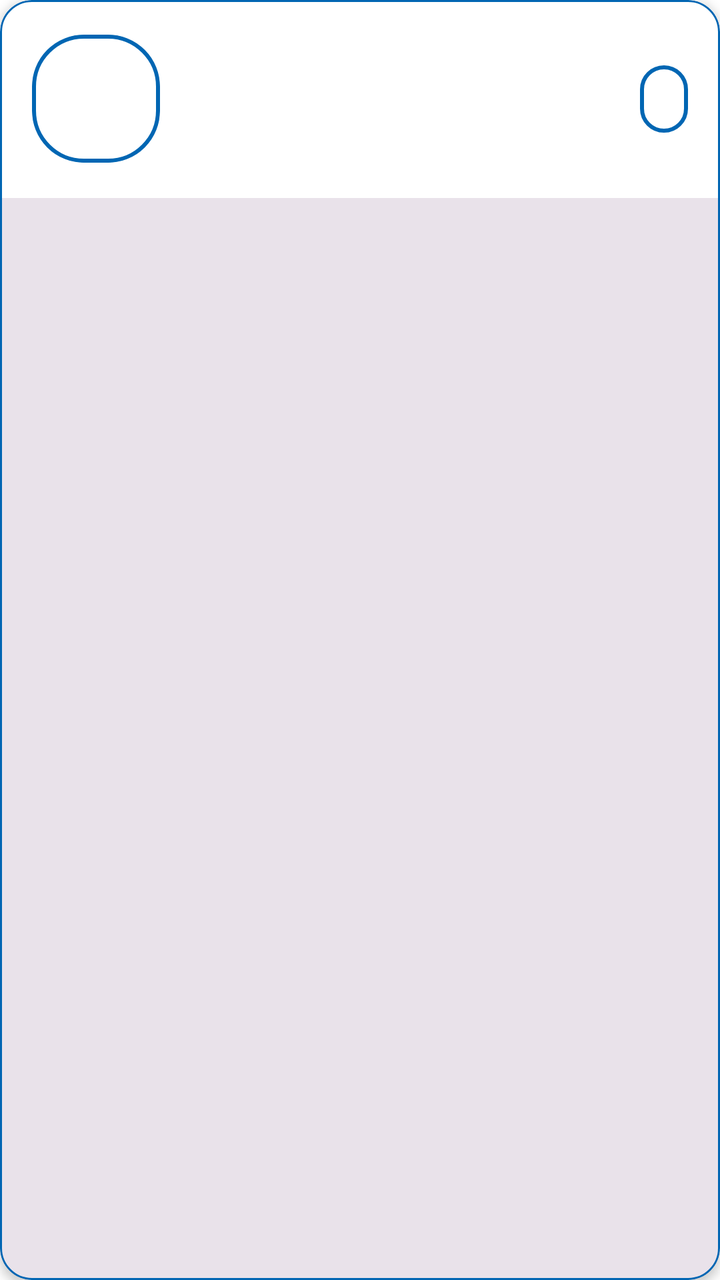
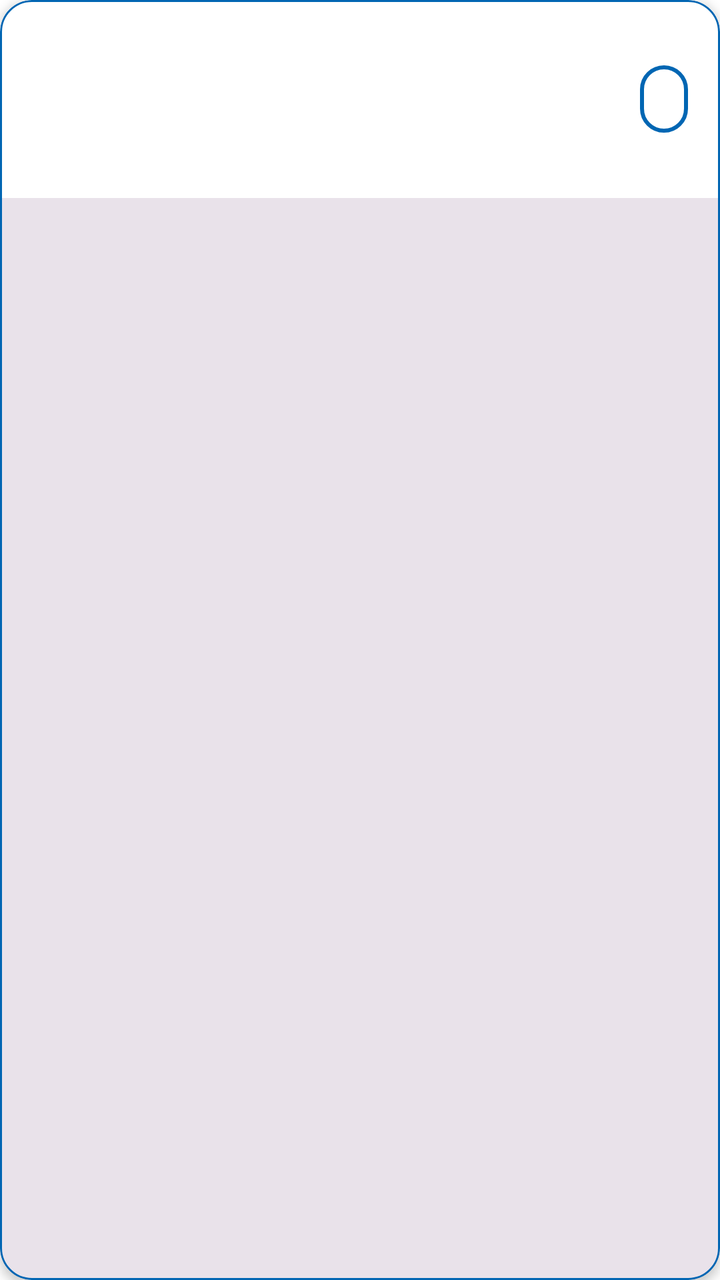

An Android layout rendered at two revisions. The XML below is the earlier revision; the diff shows what the commit changed to produce the second picture.
<!-- AndroidManifest.xml: application theme Theme.VetUslugi -->
<!-- res/layout/item_survey_result.xml -->
<?xml version="1.0" encoding="utf-8"?>
<com.google.android.material.card.MaterialCardView xmlns:android="http://schemas.android.com/apk/res/android"
    xmlns:app="http://schemas.android.com/apk/res-auto"
    android:layout_width="match_parent"
    android:layout_height="wrap_content"
    android:layout_marginStart="16dp"
    android:layout_marginEnd="16dp"
    android:layout_marginBottom="10dp"
    app:cardCornerRadius="16dp"
    app:cardElevation="3dp"
    app:strokeColor="@color/blue"
    app:strokeWidth="1dp">

    <LinearLayout
        android:layout_width="match_parent"
        android:layout_height="wrap_content"
        android:orientation="horizontal"
        android:padding="16dp">

        <ImageView
            android:id="@+id/ivAnimalPhoto"
            android:layout_width="64dp"
            android:layout_height="64dp"
            android:layout_marginEnd="14dp"
            android:layout_gravity="center_vertical"
            android:scaleType="centerCrop"
            android:background="@drawable/rounded_corners"
            android:clipToOutline="true" />

        <LinearLayout
            android:layout_width="0dp"
            android:layout_height="wrap_content"
            android:layout_weight="1"
            android:layout_gravity="center_vertical"
            android:orientation="vertical">

            <TextView
                android:id="@+id/tvAnimalNickname"
                android:layout_width="match_parent"
                android:layout_height="wrap_content"
                android:textColor="?android:attr/colorPrimary"
                android:textSize="18sp"
                android:textStyle="bold" />

            <TextView
                android:id="@+id/tvAnimalDetails"
                android:layout_width="match_parent"
                android:layout_height="wrap_content"
                android:layout_marginTop="4dp"
                android:textColor="?android:attr/colorPrimary"
                android:textSize="14sp" />

            <TextView
                android:id="@+id/tvAnimalAge"
                android:layout_width="match_parent"
                android:layout_height="wrap_content"
                android:layout_marginTop="2dp"
                android:textColor="@color/blue"
                android:textSize="13sp" />

        </LinearLayout>

        <TextView
            android:id="@+id/tvCoefficient"
            android:layout_width="wrap_content"
            android:layout_height="wrap_content"
            android:layout_gravity="center_vertical"
            android:background="@drawable/rounded_corners"
            android:paddingStart="12dp"
            android:paddingEnd="12dp"
            android:paddingTop="6dp"
            android:paddingBottom="6dp"
            android:textColor="@color/blue"
            android:textSize="16sp"
            android:textStyle="bold" />

    </LinearLayout>

</com.google.android.material.card.MaterialCardView>
<!-- resources referenced by this layout -->
<resources>
  <color name="blue">#0066B3</color>
  <!-- drawable rounded_corners (drawable) -->
  <?xml version="1.0" encoding="utf-8"?>
  <selector xmlns:android="http://schemas.android.com/apk/res/android">
  
      <item android:state_focused="true">
          <shape>
              <solid android:color="?android:attr/background" />
              <stroke android:width="2.5dp" android:color="@color/blue" />
              <corners android:radius="25dp" />
              <padding
                  android:bottom="10dp"
                  android:left="12dp"
                  android:right="12dp"
                  android:top="10dp" />
          </shape>
      </item>
  
      <item>
          <shape>
              <solid android:color="?android:attr/background" />
              <stroke android:width="2dp" android:color="@color/blue" />
              <corners android:radius="25dp" />
              <padding
                  android:bottom="10dp"
                  android:left="12dp"
                  android:right="12dp"
                  android:top="10dp" />
          </shape>
      </item>
  
  </selector>
  <style name="Theme.VetUslugi" parent="Base.Theme.VetUslugi" />
  <style name="Base.Theme.VetUslugi" parent="Theme.Material3.DayNight.NoActionBar">
  
          <item name="materialButtonStyle">@style/Button</item>
          <item name="android:textViewStyle">@style/TextView</item>
          <item name="editTextStyle">@style/EditText</item>
          <item name="checkboxStyle">@style/BlueCheckBoxStyle</item>
  
          <item name="android:background">@color/white</item>
          <item name="colorPrimary">@color/black</item>
      </style>
  <style name="Button" parent="Widget.Material3.Button">
          <item name="shapeAppearanceOverlay">@style/ShapeAppearance.VetUslugi.Button</item>
          <item name="backgroundTint">@android:color/white</item>
          <item name="strokeColor">@color/blue</item>
          <item name="strokeWidth">2dp</item>
          <item name="android:textColor">@color/blue</item>
          <item name="android:textSize">20sp</item>
      </style>
  <style name="TextView" parent="android:Widget.TextView">
          <item name="android:textSize">20sp</item>
          <item name="android:textColor">@color/black</item>
      </style>
  <style name="EditText" parent="android:Widget.EditText">
          <item name="android:textColorHint">@color/light_blue</item>
          <item name="android:textSize">20sp</item>
          <item name="android:textColor">@color/blue</item>
          <item name="android:background">@drawable/rounded_corners</item>
      </style>
  <style name="BlueCheckBoxStyle" parent="Widget.AppCompat.CompoundButton.CheckBox">
          <item name="android:buttonTint">@color/checkbox_blue_tint</item>
      </style>
  <color name="white">#FFFFFF</color>
  <color name="black">#000000</color>
  <style name="ShapeAppearance.VetUslugi.Button" parent="ShapeAppearance.MaterialComponents.SmallComponent">
          <item name="cornerFamily">rounded</item>
          <item name="cornerSize">8dp</item>
      </style>
  <color name="light_blue">#85ACFF</color>
</resources>

<!-- the commit's change to res/layout/item_survey_result.xml (unified diff, before → after) -->
@@ -24,7 +24,7 @@
             android:layout_marginEnd="14dp"
             android:layout_gravity="center_vertical"
             android:scaleType="centerCrop"
-            android:background="@drawable/rounded_corners"
+            android:background="@drawable/rounded_image"
             android:clipToOutline="true" />
 
         <LinearLayout
<!-- resource entries referenced after the edit -->
@@ -32,6 +32,12 @@
       </item>
   
   </selector>
+  <!-- drawable rounded_image (drawable) -->
+  <?xml version="1.0" encoding="utf-8"?>
+  <shape xmlns:android="http://schemas.android.com/apk/res/android">
+      <solid android:color="@android:color/transparent" />
+      <corners android:radius="12dp" />
+  </shape>
   <style name="Theme.VetUslugi" parent="Base.Theme.VetUslugi" />
   <style name="Base.Theme.VetUslugi" parent="Theme.Material3.DayNight.NoActionBar">
   
